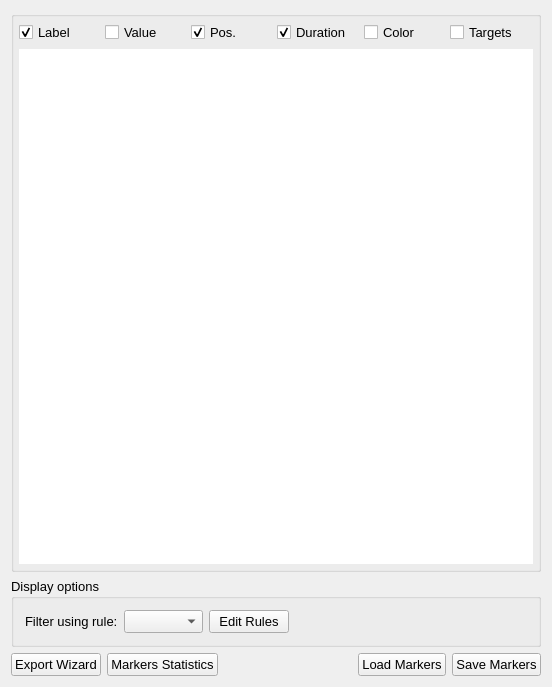
Old version of the form src/AnyWave/Marker/AwMarkerManagerSettings.ui in the repository HIP-infrastructure/anywave-code.
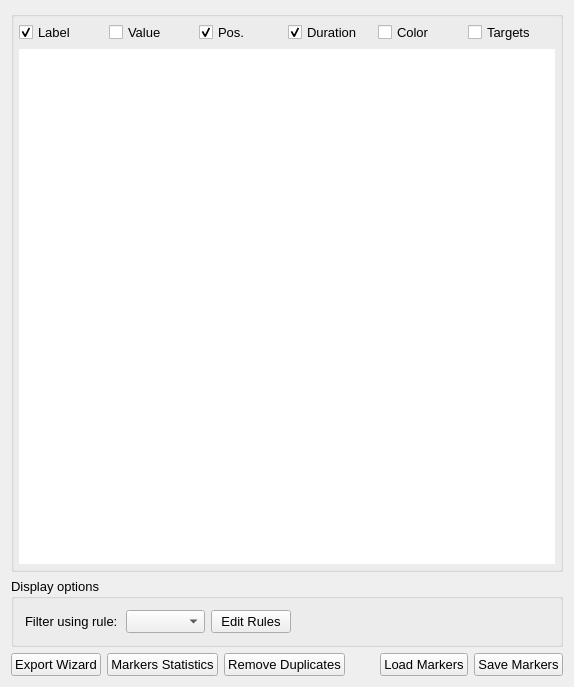
New version of the form. Icons and pictures are not drawn. Custom widgets are drawn as their Qt base class.

Diff of the .ui file:
```diff
--- a/src/AnyWave/Marker/AwMarkerManagerSettings.ui
+++ b/src/AnyWave/Marker/AwMarkerManagerSettings.ui
@@ -6,7 +6,7 @@
    <rect>
     <x>0</x>
     <y>0</y>
-    <width>552</width>
+    <width>574</width>
     <height>687</height>
    </rect>
   </property>
@@ -313,6 +313,13 @@
        </property>
       </widget>
      </item>
+     <item>
+      <widget class="QPushButton" name="buttonRemoveDuplicates">
+       <property name="text">
+        <string>Remove Duplicates</string>
+       </property>
+      </widget>
+     </item>
      <item>
       <spacer name="horizontalSpacer">
        <property name="orientation">
```
